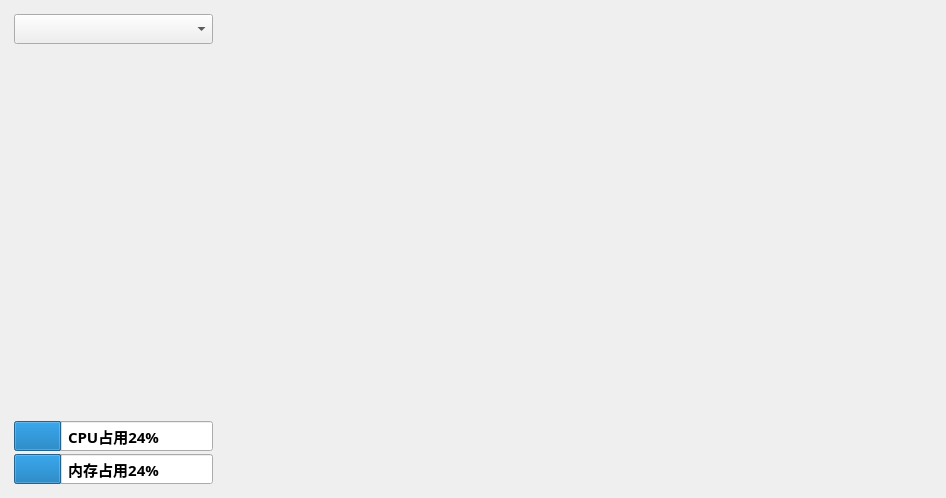
This is uifile/main.ui in Meihongtao/GUI as Qt 5 draws it before an edit. The edited form follows.
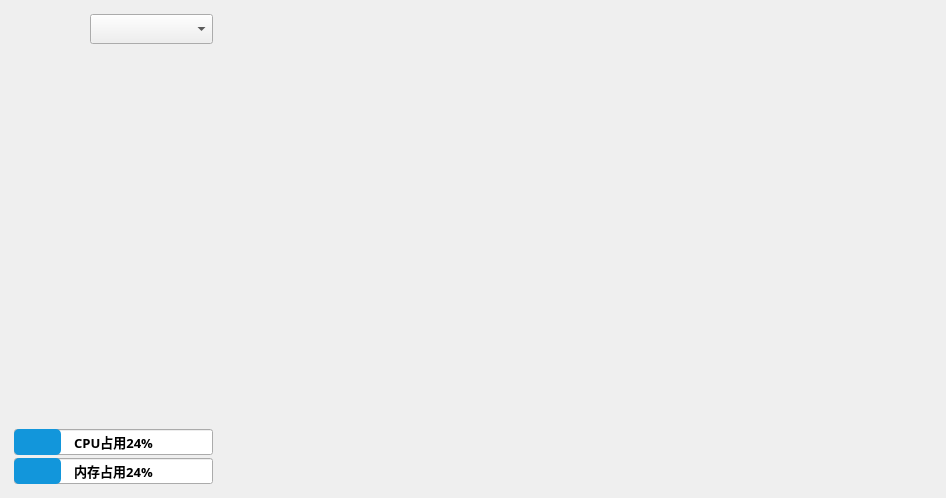
This is the edited form.

Patch:
```diff
--- a/uifile/main.ui
+++ b/uifile/main.ui
@@ -13,9 +13,12 @@
   <property name="windowTitle">
    <string>Form</string>
   </property>
+  <property name="styleSheet">
+   <string notr="true"/>
+  </property>
   <layout class="QHBoxLayout" name="horizontalLayout" stretch="2,7">
    <item>
-    <layout class="QVBoxLayout" name="leftLayout">
+    <layout class="QVBoxLayout" name="leftLayout" stretch="0,0,0,0">
      <property name="sizeConstraint">
       <enum>QLayout::SetDefaultConstraint</enum>
      </property>
@@ -32,12 +35,78 @@
       <number>3</number>
      </property>
      <item>
-      <layout class="QVBoxLayout" name="topLayout">
+      <layout class="QHBoxLayout" name="horizontalLayout_2">
        <property name="sizeConstraint">
         <enum>QLayout::SetMinimumSize</enum>
        </property>
+       <item>
+        <widget class="QPushButton" name="setBtn">
+         <property name="sizePolicy">
+          <sizepolicy hsizetype="Fixed" vsizetype="Fixed">
+           <horstretch>0</horstretch>
+           <verstretch>0</verstretch>
+          </sizepolicy>
+         </property>
+         <property name="minimumSize">
+          <size>
+           <width>30</width>
+           <height>30</height>
+          </size>
+         </property>
+         <property name="styleSheet">
+          <string notr="true">QPushButton{border:None;}
+QPushButton:hover{border: 2px solid #1296db;border-radius:5px;background-color:white}
+</string>
+         </property>
+         <property name="text">
+          <string/>
+         </property>
+         <property name="iconSize">
+          <size>
+           <width>25</width>
+           <height>25</height>
+          </size>
+         </property>
+        </widget>
+       </item>
+       <item>
+        <widget class="QPushButton" name="undoBtn">
+         <property name="sizePolicy">
+          <sizepolicy hsizetype="Fixed" vsizetype="Fixed">
+           <horstretch>0</horstretch>
+           <verstretch>0</verstretch>
+          </sizepolicy>
+         </property>
+         <property name="minimumSize">
+          <size>
+           <width>30</width>
+           <height>30</height>
+          </size>
+         </property>
+         <property name="styleSheet">
+          <string notr="true">QPushButton{border:None;}
+QPushButton:hover{border: 2px solid #1296db;border-radius:5px;background-color:white}
+</string>
+         </property>
+         <property name="text">
+          <string/>
+         </property>
+         <property name="iconSize">
+          <size>
+           <width>25</width>
+           <height>25</height>
+          </size>
+         </property>
+        </widget>
+       </item>
        <item>
         <widget class="QComboBox" name="funcChose">
+         <property name="minimumSize">
+          <size>
+           <width>0</width>
+           <height>30</height>
+          </size>
+         </property>
          <property name="font">
           <font>
            <family>幼圆</family>
@@ -71,7 +140,7 @@
           <x>0</x>
           <y>0</y>
           <width>199</width>
-          <height>380</height>
+          <height>375</height>
          </rect>
         </property>
        </widget>
@@ -93,11 +162,15 @@
          <property name="font">
           <font>
            <family>幼圆</family>
-           <pointsize>11</pointsize>
+           <pointsize>10</pointsize>
            <weight>75</weight>
            <bold>true</bold>
           </font>
          </property>
+         <property name="styleSheet">
+          <string notr="true">QProgressBar::chunk{background-color:#1296db;border-radius: 5px;}
+</string>
+         </property>
          <property name="value">
           <number>24</number>
          </property>
@@ -132,11 +205,15 @@
          <property name="font">
           <font>
            <family>幼圆</family>
-           <pointsize>11</pointsize>
+           <pointsize>10</pointsize>
            <weight>75</weight>
            <bold>true</bold>
           </font>
          </property>
+         <property name="styleSheet">
+          <string notr="true">QProgressBar::chunk{background-color:#1296db;border-radius: 5px;}
+</string>
+         </property>
          <property name="value">
           <number>24</number>
          </property>
```
